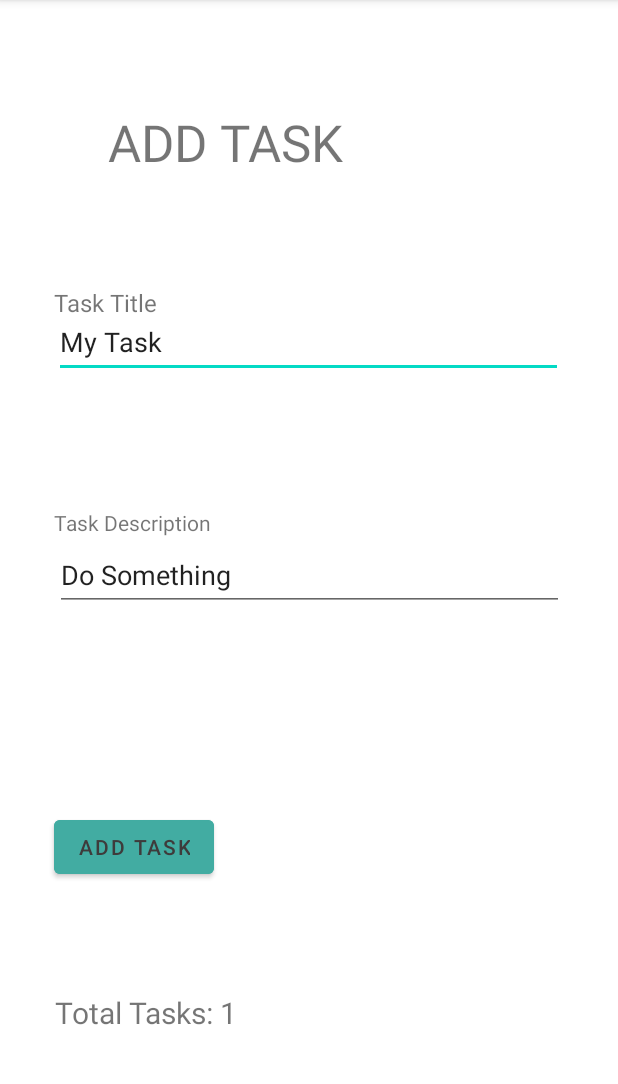
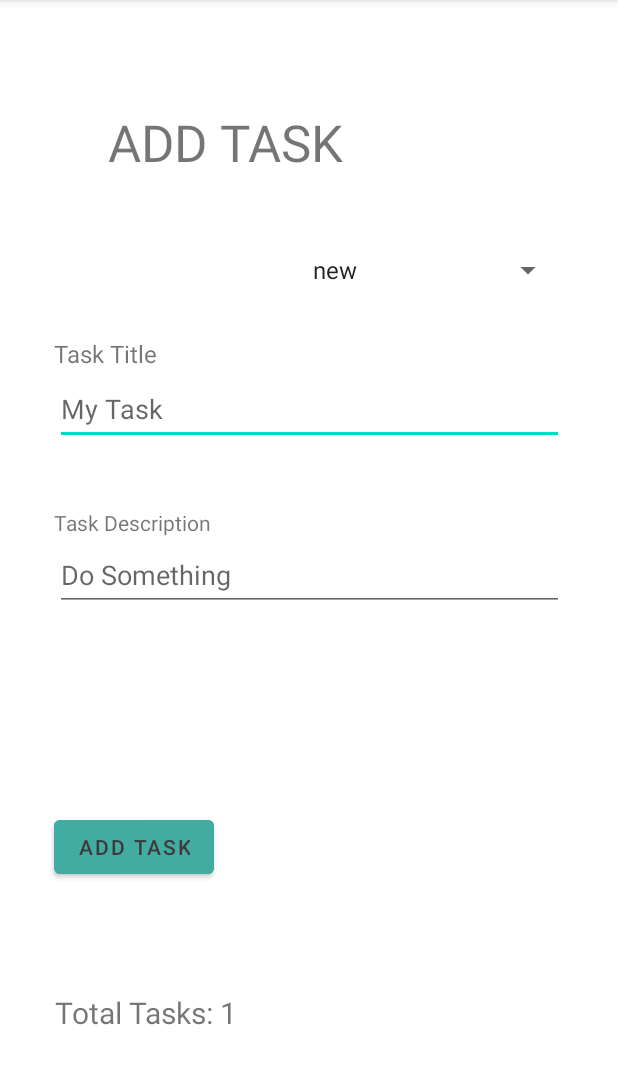
Before and after one commit to macRos-Alzoubi/taskmaster, an Android app: the AddTask screen opened directly, with no data from a screen before it, after a tap on "ADD TASK", on a phone screen of 412 x 824 dp, the part 84-1168 px from its top. Run offline under Robolectric (Android 15) with nearby library versions, the phone set to English and light mode, and no system bars; our stand-ins replace Room's generated code.

Commit message:
fin lab-29

```diff
--- a/app/src/main/java/com/example/taskmaster/AddTask.java
+++ b/app/src/main/java/com/example/taskmaster/AddTask.java
@@ -3,28 +3,69 @@ package com.example.taskmaster;
 import androidx.appcompat.app.AppCompatActivity;
 
 import android.annotation.SuppressLint;
+import android.content.Context;
+import android.content.SharedPreferences;
 import android.os.Bundle;
-import android.view.View;
+import android.preference.PreferenceManager;
+import android.widget.ArrayAdapter;
 import android.widget.Button;
+import android.widget.Spinner;
 import android.widget.TextView;
 import android.widget.Toast;
 
 public class AddTask extends AppCompatActivity {
-    private int tasksNumber = 0;
+    Long taskCount;
+
     @SuppressLint("SetTextI18n")
     @Override
     protected void onCreate(Bundle savedInstanceState) {
         super.onCreate(savedInstanceState);
         setContentView(R.layout.activity_add_task);
 
+        Spinner spinner = findViewById(R.id.task_status_dropdown);
+
+        ArrayAdapter<CharSequence> statusListAdapter = ArrayAdapter.createFromResource(this, R.array.task_status, android.R.layout.simple_spinner_item);
+        statusListAdapter.setDropDownViewResource(android.R.layout.simple_spinner_dropdown_item);
+        spinner.setAdapter(statusListAdapter);
+
         Button button = findViewById(R.id.button_add_task);
 
+        //
+        //save button onClickListener handler
         button.setOnClickListener(View -> {
-            TextView textView = findViewById(R.id.text_total_task);
-            tasksNumber++;
-            textView.setText("Total Tasks: " + tasksNumber);
+            TextView task_title = findViewById(R.id.text_task_title_2);
+            TextView task_description = findViewById(R.id.text_task_description);
+            SharedPreferences sharedPreferences = PreferenceManager.getDefaultSharedPreferences(this);
+            @SuppressLint("CommitPrefEdits") SharedPreferences.Editor editor = sharedPreferences.edit();
+
+            String taskTitle = task_title.getText().toString();
+            String taskDescription = task_description.getText().toString();
+            String taskStatus = spinner.getSelectedItem().toString();
+
+            TaskModel taskModel = new TaskModel(taskTitle, taskDescription, taskStatus);
+
+            AppDatabase db = AppDatabase.getInstance(getApplicationContext());
+            taskCount = db.taskDao().insertTask(taskModel);
+
+            editor.putLong("taskCount", taskCount);
+            editor.apply();
             Toast toast = Toast.makeText(getApplicationContext(), "Submitted", Toast.LENGTH_LONG);
             toast.show();
+
+            TextView textView = findViewById(R.id.text_total_task);
+            textView.setText("Total Tasks: " + taskCount);
         });
     }
+
+    @SuppressLint("SetTextI18n")
+    @Override
+    protected void onResume() {
+        super.onResume();
+
+        SharedPreferences sharedPreferences = PreferenceManager.getDefaultSharedPreferences(this);
+        taskCount = sharedPreferences.getLong("taskCount", 0);
+        System.out.println(taskCount);
+        TextView textView = findViewById(R.id.text_total_task);
+        textView.setText("Total Tasks: " + taskCount);
+    }
 }
--- /dev/null
+++ b/app/src/main/java/com/example/taskmaster/AppDatabase.java
@@ -0,0 +1,22 @@
+package com.example.taskmaster;
+
+import android.content.Context;
+
+import androidx.room.Database;
+import androidx.room.Room;
+import androidx.room.RoomDatabase;
+
+@Database(entities = {TaskModel.class}, version = 1)
+public abstract class AppDatabase extends RoomDatabase {
+    public abstract TaskDao taskDao();
+    private static AppDatabase appDatabase;
+
+    public AppDatabase(){}
+
+    public static AppDatabase getInstance(Context context){
+        if(appDatabase == null){
+            appDatabase = Room.databaseBuilder(context, AppDatabase.class, "task_database").allowMainThreadQueries().build();
+        }
+        return appDatabase;
+    }
+}
--- /dev/null
+++ b/app/src/main/java/com/example/taskmaster/TaskDao.java
@@ -0,0 +1,24 @@
+package com.example.taskmaster;
+
+import androidx.room.Dao;
+import androidx.room.Delete;
+import androidx.room.Insert;
+import androidx.room.Query;
+
+import java.util.List;
+
+@Dao
+public interface TaskDao {
+
+    @Query("SELECT * FROM taskmodel")
+    List<TaskModel> findAll();
+
+    @Query("SELECT * FROM taskmodel WHERE id = :id")
+    TaskModel findById(Long id);
+
+    @Insert
+    Long insertTask(TaskModel taskModel);
+
+    @Delete
+    void deleteTask(TaskModel taskModel);
+}
--- a/app/src/main/java/com/example/taskmaster/TaskModel.java
+++ b/app/src/main/java/com/example/taskmaster/TaskModel.java
@@ -1,9 +1,16 @@
 package com.example.taskmaster;
 
+import androidx.room.Entity;
+import androidx.room.PrimaryKey;
+
+@Entity
 public class TaskModel {
-    private String title;
-    private String body;
-    private String status;
+    @PrimaryKey(autoGenerate = true)
+    public Long id;
+
+    private final String title;
+    private final String body;
+    private final String status;
 
     public TaskModel(String title, String body, String status) {
         this.title = title;
@@ -22,4 +29,14 @@ public class TaskModel {
     public String getStatus() {
         return status;
     }
+
+    @Override
+    public String toString() {
+        return "TaskModel{" +
+                "id=" + id +
+                ", title='" + title + '\'' +
+                ", body='" + body + '\'' +
+                ", status='" + status + '\'' +
+                '}';
+    }
 }
--- a/app/src/main/res/layout/activity_add_task.xml
+++ b/app/src/main/res/layout/activity_add_task.xml
@@ -28,35 +28,36 @@
         app:layout_constraintHorizontal_bias="0.105"
         app:layout_constraintStart_toStartOf="parent"
         app:layout_constraintTop_toTopOf="parent"
-        app:layout_constraintVertical_bias="0.256" />
+        app:layout_constraintVertical_bias="0.301" />
 
     <EditText
-        android:id="@+id/editTextTextPersonName3"
+        android:id="@+id/text_task_title_2"
         android:layout_width="339dp"
         android:layout_height="48dp"
-        android:layout_marginStart="36dp"
-        android:layout_marginTop="204dp"
+        android:autofillHints="My Tasks"
         android:ems="10"
+        android:hint="@string/my_task"
         android:inputType="textPersonName"
-        android:text="@string/my_task"
+        app:layout_constraintBottom_toBottomOf="parent"
+        app:layout_constraintEnd_toEndOf="parent"
         app:layout_constraintStart_toStartOf="parent"
         app:layout_constraintTop_toTopOf="parent"
-        android:autofillHints="My Tasks"
+        app:layout_constraintVertical_bias="0.345"
         tools:ignore="LabelFor" />
 
     <EditText
-        android:id="@+id/editTextTextPersonName4"
+        android:id="@+id/text_task_description"
         android:layout_width="339dp"
         android:layout_height="48dp"
+        android:autofillHints="Do Something"
         android:ems="10"
+        android:hint="@string/do_something"
         android:inputType="textPersonName"
-        android:text="@string/do_something"
         app:layout_constraintBottom_toBottomOf="parent"
         app:layout_constraintEnd_toEndOf="parent"
         app:layout_constraintStart_toStartOf="parent"
         app:layout_constraintTop_toTopOf="parent"
         app:layout_constraintVertical_bias="0.499"
-        android:autofillHints="Do Something"
         tools:ignore="LabelFor" />
 
     <TextView
@@ -98,5 +99,17 @@
         app:layout_constraintTop_toTopOf="parent"
         app:layout_constraintVertical_bias="0.893" />
 
+    <Spinner
+        android:id="@+id/task_status_dropdown"
+        android:layout_width="175dp"
+        android:layout_height="wrap_content"
+        android:spinnerMode="dropdown"
+        app:layout_constraintBottom_toBottomOf="parent"
+        app:layout_constraintEnd_toEndOf="parent"
+        app:layout_constraintHorizontal_bias="0.847"
+        app:layout_constraintStart_toStartOf="parent"
+        app:layout_constraintTop_toTopOf="parent"
+        app:layout_constraintVertical_bias="0.226" />
+
 
 </androidx.constraintlayout.widget.ConstraintLayout>
--- a/app/src/main/res/values/strings.xml
+++ b/app/src/main/res/values/strings.xml
@@ -16,6 +16,12 @@
     <string name="username">username</string>
     <string name="settings">SETTINGS</string>
     <string name="settings_img">Settings_img</string>
+    <string-array name="task_status">
+        <item>new</item>
+        <item>assigned</item>
+        <item>in progress</item>
+        <item>complete</item>
+    </string-array>
     <!-- TODO: Remove or change this placeholder text -->
     <string name="hello_blank_fragment">Hello blank fragment</string>
     <string name="task_name">task name</string>
```
Also changed, not shown: app/build.gradle (+22 -1 lines), app/src/main/java/com/example/taskmaster/MainActivity.java (+8 -17 lines), 4 other files.
